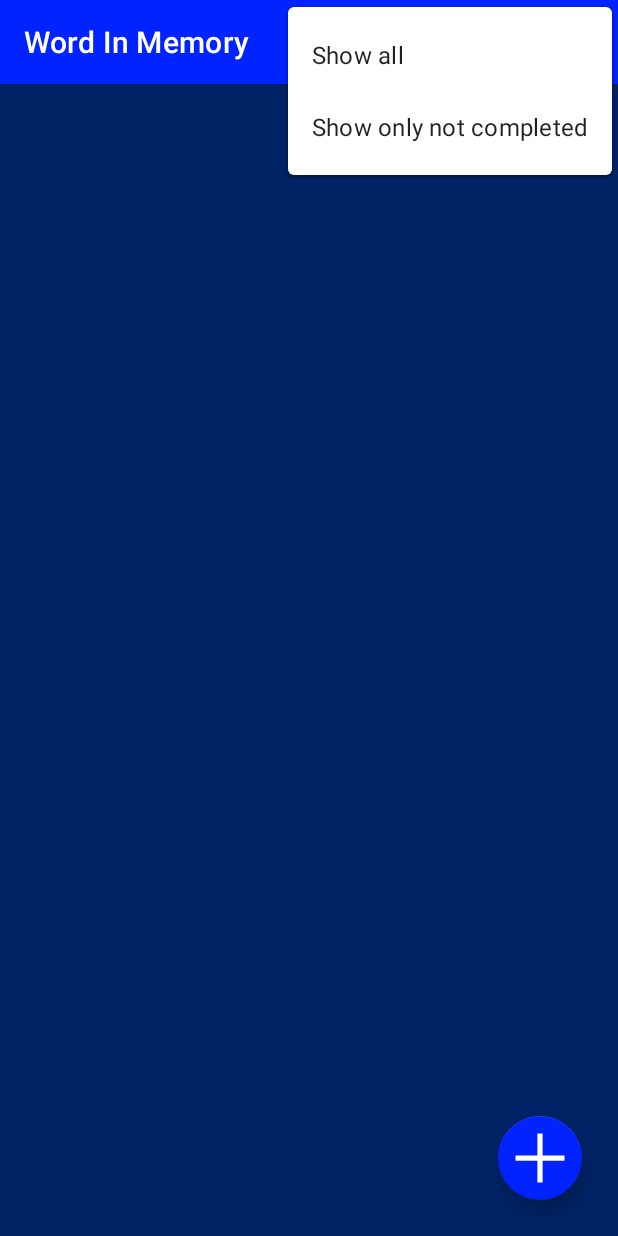
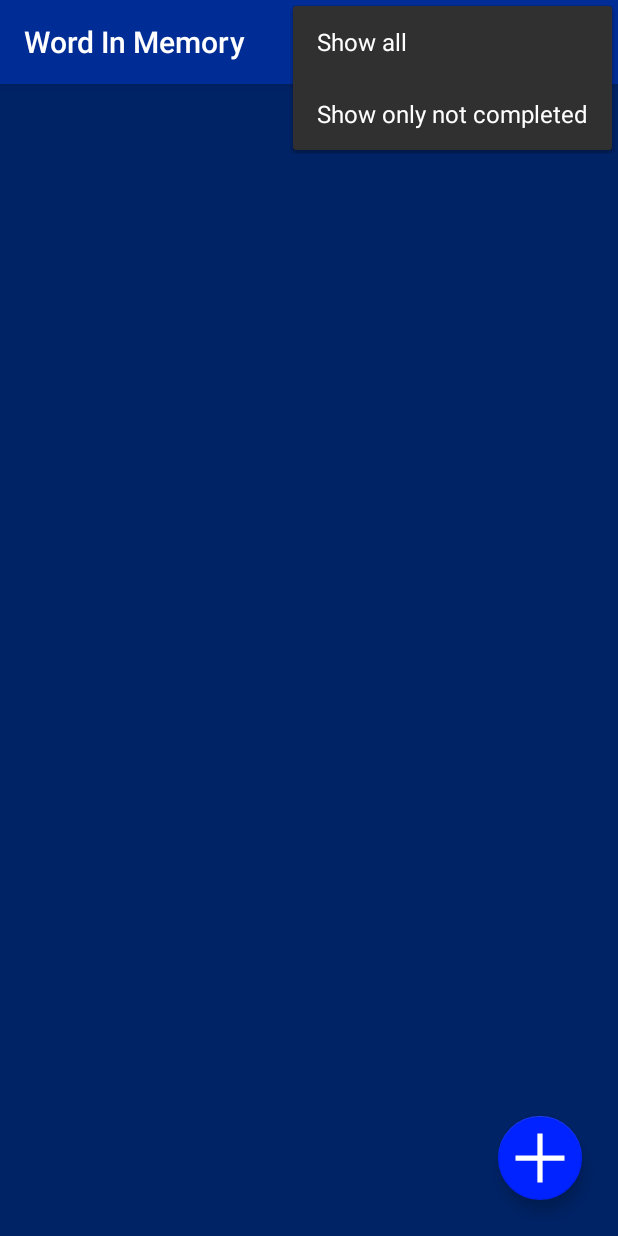
Before and after one commit to Gelassen/words-in-memory, an Android app: the screen it shows after launch (MainActivity), with the options menu open, on a phone screen of 412 x 824 dp. Run offline under Robolectric (Android 15) with nearby library versions, the light colour scheme and no system bars; our stand-ins replace Dagger/Hilt's generated code, Room's generated code.

Commit message:
Show\hide toolbar and fab on scroll

```diff
--- a/app/src/main/java/io/github/gelassen/wordinmemory/ui/dashboard/DashboardFragment.kt
+++ b/app/src/main/java/io/github/gelassen/wordinmemory/ui/dashboard/DashboardFragment.kt
@@ -1,7 +1,10 @@
 package io.github.gelassen.wordinmemory.ui.dashboard
 
+import android.graphics.drawable.ColorDrawable
+import android.os.Build
 import android.os.Bundle
 import android.view.*
+import androidx.appcompat.app.AppCompatActivity
 import androidx.fragment.app.Fragment
 import androidx.lifecycle.ViewModelProvider
 import androidx.lifecycle.lifecycleScope
@@ -50,6 +53,11 @@ class DashboardFragment: Fragment(),
 
     override fun onViewCreated(view: View, savedInstanceState: Bundle?) {
         super.onViewCreated(view, savedInstanceState)
+
+        (requireActivity() as AppCompatActivity).setSupportActionBar(binding.toolbar)
+
+        val dr = ColorDrawable(getApiSupportColor())
+        (requireActivity() as AppCompatActivity).supportActionBar!!.setBackgroundDrawable(dr)
 
         binding.dashboardList.layoutManager = StaggeredGridLayoutManager(2, StaggeredGridLayoutManager.VERTICAL)
         binding.dashboardList.adapter = DashboardAdapter(this)
@@ -107,6 +115,14 @@ class DashboardFragment: Fragment(),
         }
     }
 
+    @Suppress("DEPRECATION")
+    protected fun getApiSupportColor(): Int {
+        return if (Build.VERSION.SDK_INT >= Build.VERSION_CODES.M)
+            resources.getColor(R.color.colorActionBar, requireActivity().theme)
+        else
+            resources.getColor(R.color.colorActionBar)
+    }
+
     private fun runOnStart() {
         lifecycleScope.launchWhenStarted {
             viewModel.showNonCompletedOnly()
--- a/app/src/main/res/layout/fragment_dashboard.xml
+++ b/app/src/main/res/layout/fragment_dashboard.xml
@@ -1,17 +1,17 @@
 <?xml version="1.0" encoding="utf-8"?>
-<FrameLayout
+<androidx.coordinatorlayout.widget.CoordinatorLayout
     xmlns:android="http://schemas.android.com/apk/res/android"
     xmlns:app="http://schemas.android.com/apk/res-auto"
     android:layout_width="match_parent"
-    android:layout_height="match_parent"
-    android:background="@color/blue_dark"
-    >
+    android:layout_height="match_parent">
 
     <androidx.recyclerview.widget.RecyclerView
         android:id="@+id/dashboardList"
         android:layout_width="match_parent"
         android:layout_height="match_parent"
         android:orientation="vertical"
+        app:layout_behavior="@string/appbar_scrolling_view_behavior"
+        android:background="@color/blue_dark"
         />
 
     <com.google.android.material.floatingactionbutton.FloatingActionButton
@@ -23,6 +23,29 @@
         android:contentDescription="@string/dashboard_action_button"
         android:foreground="@drawable/ic_add_item"
         android:foregroundTint="@color/white"
+        app:layout_anchor="@id/dashboardList"
+        app:layout_anchorGravity="bottom|end"
+        app:layout_behavior="@string/hide_bottom_view_on_scroll_behavior"
         app:backgroundTint="#0023FF" />
 
-</FrameLayout>
+    <com.google.android.material.appbar.AppBarLayout
+        android:layout_width="match_parent"
+        android:layout_height="wrap_content"
+        app:layout_constraintEnd_toEndOf="parent"
+        app:layout_constraintStart_toStartOf="parent"
+        >
+
+        <androidx.appcompat.widget.Toolbar
+            android:id="@+id/toolbar"
+            android:layout_width="match_parent"
+            android:layout_height="?attr/actionBarSize"
+            android:background="@color/colorActionBar"
+            app:theme="@style/ToolBarStyle"
+            app:layout_scrollFlags="scroll|enterAlways"/>
+<!--        <com.google.android.material.tabs.TabLayout-->
+<!--        ...-->
+<!--        app:layout_scrollFlags="scroll|enterAlways"/>-->
+
+    </com.google.android.material.appbar.AppBarLayout>
+
+</androidx.coordinatorlayout.widget.CoordinatorLayout>
--- a/app/src/main/res/values/colors.xml
+++ b/app/src/main/res/values/colors.xml
@@ -9,6 +9,7 @@
     <color name="blue_light">#FF0023FF</color>
     <color name="blue_dark">#002366</color>
     <color name="grey">@android:color/darker_gray</color>
+    <color name="colorActionBar">#002C96</color>
 
     <color name="purple_200">#FFBB86FC</color>
     <color name="purple_500">#FF6200EE</color>
@@ -17,4 +18,5 @@
     <color name="teal_700">#FF018786</color>
     <color name="black">#FF000000</color>
     <color name="white">#FFFFFFFF</color>
+
 </resources>
--- a/app/src/main/res/values/themes.xml
+++ b/app/src/main/res/values/themes.xml
@@ -1,6 +1,6 @@
 <resources xmlns:tools="http://schemas.android.com/tools">
     <!-- Base application theme. -->
-    <style name="Theme.WordInMemory" parent="Theme.MaterialComponents.DayNight.DarkActionBar">
+    <style name="Theme.WordInMemory" parent="Theme.MaterialComponents.DayNight.NoActionBar">
 
         <!-- Primary brand color. -->
         <item name="colorPrimary">@color/blue_light</item>
@@ -25,4 +25,13 @@
         <item name="android:textColor">@color/white</item>
         <item name="android:textSize">@dimen/default_text_size</item>
     </style>
+
+    <style name="ToolBarStyle" parent="Theme.AppCompat">
+        <item name="android:textColorPrimary">@android:color/white</item>
+        <item name="android:textColorSecondary">@android:color/white</item>
+        <!--        <item name="android:background">@color/colorPrimaryDark</item>-->
+        <!--        <item name="actionMenuTextColor">@android:color/white</item>-->
+        <!--        <item name="actionOverflowButtonStyle">@style/ActionButtonOverflowStyle</item>-->
+        <!--        <item name="drawerArrowStyle">@style/DrawerArrowStyle</item>-->
+    </style>
 </resources>
```
